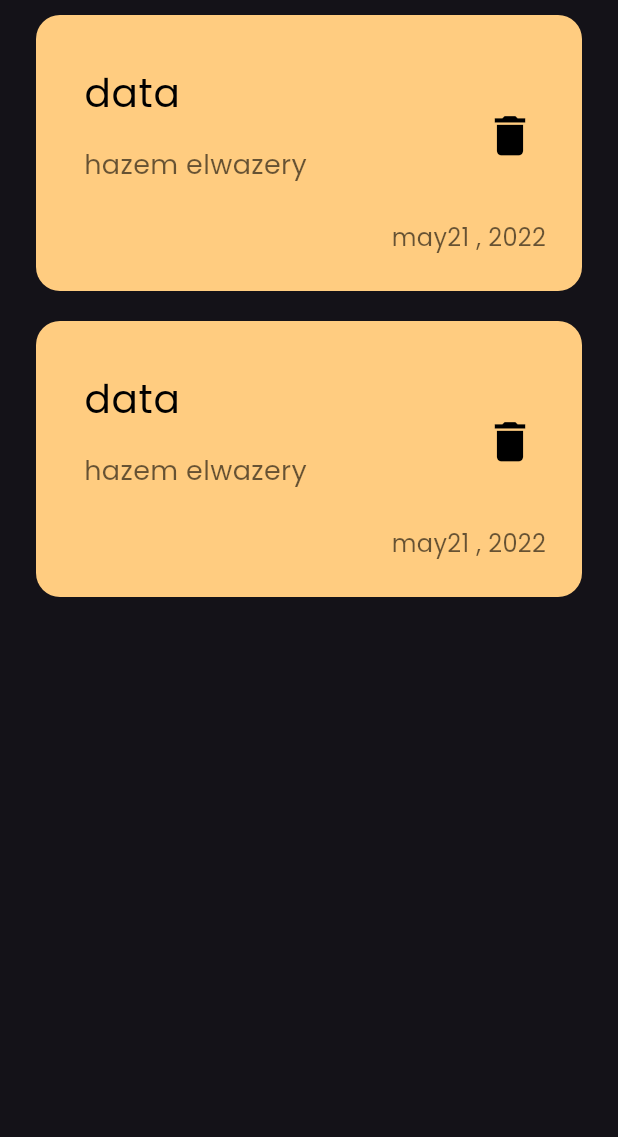
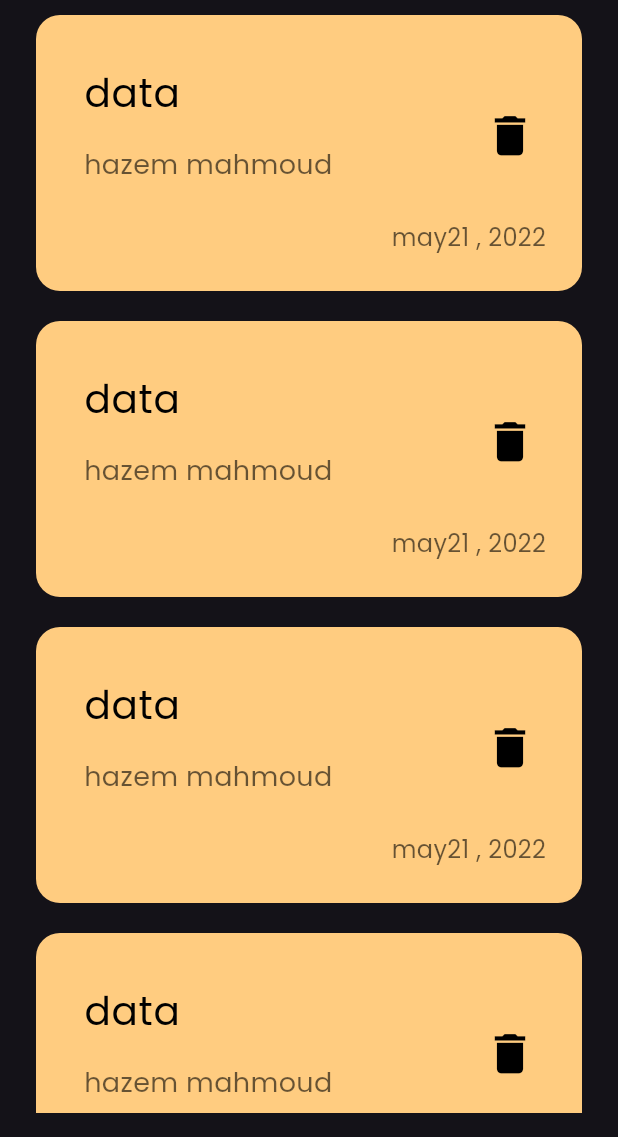
Before and after one commit to cshazem1/notes_app, a Flutter app: the screen it shows after launch, on a phone screen of 412 x 824 dp, the part 99-1236 px from its top. Run offline on Flutter 3.47's test engine with Material 3 defaults, Android fonts, the phone set to English and light mode, and no system bars.

Commit message:
create Notes List View

```diff
--- a/lib/views/notes_view.dart
+++ b/lib/views/notes_view.dart
@@ -1,9 +1,10 @@
-import 'package:flutter/cupertino.dart';
 import 'package:flutter/material.dart';
 
 import '../widgets/nodes_view_body.dart';
 
 class NotesView extends StatelessWidget {
+  const NotesView({super.key});
+
   @override
   Widget build(BuildContext context) {
     return
--- a/lib/widgets/custom_app_bar.dart
+++ b/lib/widgets/custom_app_bar.dart
@@ -7,7 +7,7 @@ class CustomAppBar extends StatelessWidget {
 
   @override
   Widget build(BuildContext context) {
-    return SafeArea(
+    return const SafeArea(
 
       child: Row(
         mainAxisAlignment: MainAxisAlignment.spaceBetween,
--- a/lib/widgets/custom_search_icon.dart
+++ b/lib/widgets/custom_search_icon.dart
@@ -1,6 +1,8 @@
 import 'package:flutter/material.dart';
 
 class CustomSearchIcon extends StatelessWidget{
+  const CustomSearchIcon({super.key});
+
   @override
   Widget build(BuildContext context) {
     return Container(
@@ -9,7 +11,7 @@ class CustomSearchIcon extends StatelessWidget{
       decoration: BoxDecoration(
           borderRadius: BorderRadius.circular(16),
           color: Colors.white.withOpacity(.05)),
-      child: Center(child: Icon(Icons.search)),
+      child: const Center(child: Icon(Icons.search)),
     );
   }
 }
--- a/lib/widgets/nodes_view_body.dart
+++ b/lib/widgets/nodes_view_body.dart
@@ -1,21 +1,18 @@
 import 'package:flutter/material.dart';
-
 import 'custom_app_bar.dart';
-import 'note_item.dart';
-
+import 'notes_list_view.dart';
 class NotesViewBody extends StatelessWidget {
   const NotesViewBody({super.key});
-
   @override
   Widget build(BuildContext context) {
-    return Padding(
-      padding: const EdgeInsets.symmetric(horizontal: 24.0,vertical: 16),
+    return const Padding(
+      padding: EdgeInsets.symmetric(horizontal: 24.0, vertical: 16),
       child: Column(
-        children: const [
+        children: [
           CustomAppBar(),
-          NoteItem(),
-          NoteItem(),
-
+          Expanded(
+            child: NotesListView(),
+          )
         ],
       ),
     );
--- a/lib/widgets/note_item.dart
+++ b/lib/widgets/note_item.dart
@@ -6,25 +6,25 @@ class NoteItem extends StatelessWidget {
   @override
   Widget build(BuildContext context) {
     return Container(
-      padding: EdgeInsets.only(top: 24,bottom: 24,left: 16),
-      margin:EdgeInsets.symmetric(vertical: 10) ,
+      padding: const EdgeInsets.only(top: 24,bottom: 24,left: 16),
+      margin:const EdgeInsets.symmetric(vertical: 10) ,
       decoration: BoxDecoration(
-          color: Color(0xffFFCC80), borderRadius: BorderRadius.circular(16)),
+          color: const Color(0xffFFCC80), borderRadius: BorderRadius.circular(16)),
       child: Column(
 
         crossAxisAlignment: CrossAxisAlignment.end,
         children: [
           ListTile(
             trailing: IconButton(
-              padding: EdgeInsets.all(0),
-              icon: Icon(Icons.delete, color: Colors.black,size: 35,),
+              padding: const EdgeInsets.all(0),
+              icon: const Icon(Icons.delete, color: Colors.black,size: 35,),
               onPressed: () {},
             ),
-            title: Text("data",
+            title: const Text("data",
                 style: TextStyle(color: Colors.black, fontSize: 26)),
             subtitle: Padding(
               padding: const EdgeInsets.symmetric(vertical: 16.0),
-              child: Text("hazem elwazery",
+              child: Text("hazem mahmoud ",
                   style: TextStyle(color: Colors.black.withOpacity(.6), fontSize: 18)),
             ),
           ),
--- /dev/null
+++ b/lib/widgets/notes_list_view.dart
@@ -0,0 +1,15 @@
+import 'package:flutter/material.dart';
+
+import 'note_item.dart';
+
+class NotesListView extends StatelessWidget{
+  const NotesListView({super.key});
+
+  @override
+  Widget build(BuildContext context) {
+    return ListView.builder(itemBuilder: (context, index) {
+      return const NoteItem();
+    },);
+  }
+
+}
```
